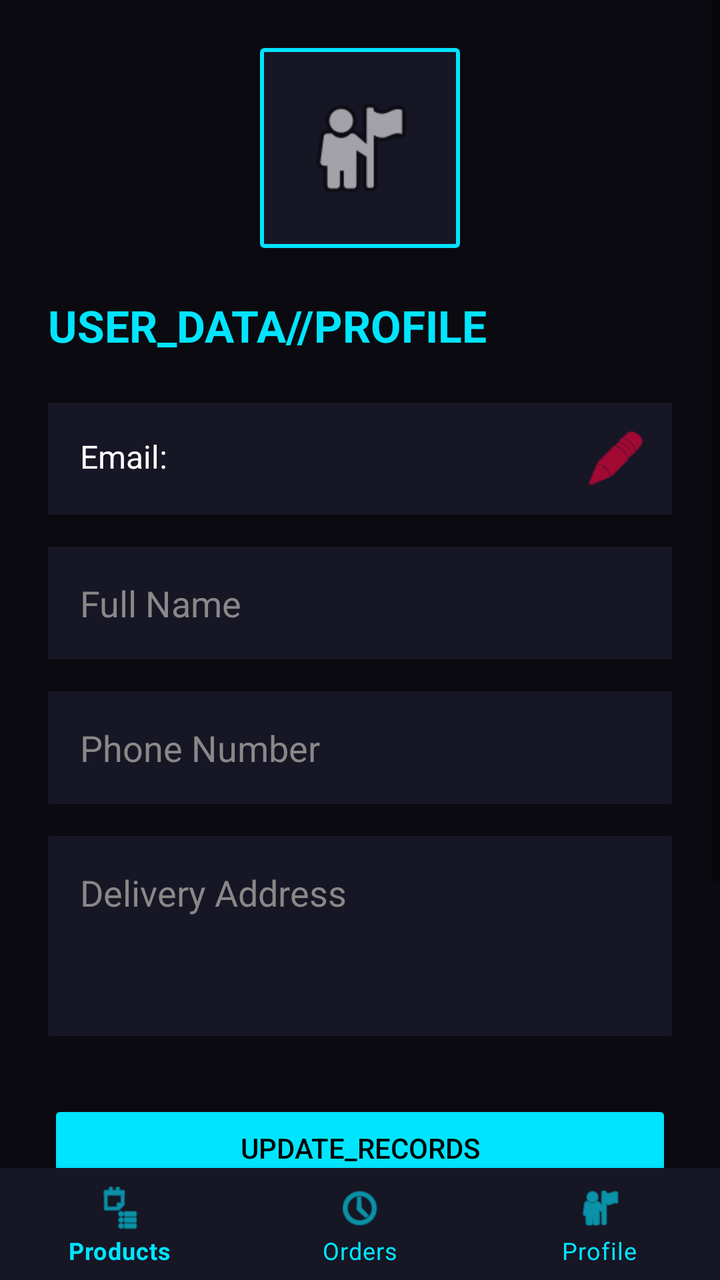
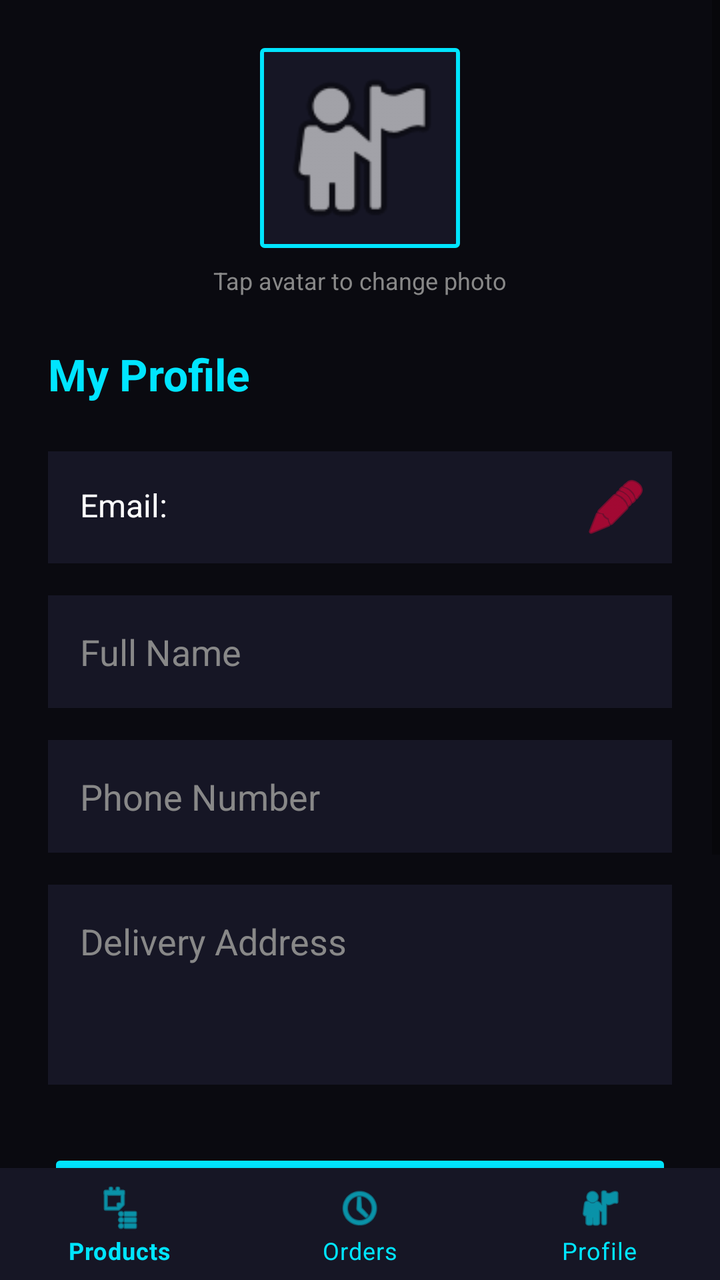

The first picture is an Android layout as it rendered before a commit; the second is the same layout after the commit. The layout source and the unified diff follow.
<!-- AndroidManifest.xml: application theme Theme.PrintXpress -->
<!-- res/layout/activity_profile.xml -->
<?xml version="1.0" encoding="utf-8"?>
<RelativeLayout xmlns:android="http://schemas.android.com/apk/res/android"
    xmlns:app="http://schemas.android.com/apk/res-auto"
    android:layout_width="match_parent"
    android:layout_height="match_parent"
    android:background="#0A0A10">

    <ScrollView
        android:layout_width="match_parent"
        android:layout_height="match_parent"
        android:layout_above="@+id/bottomNavigationView">

        <LinearLayout
            android:layout_width="match_parent"
            android:layout_height="wrap_content"
            android:orientation="vertical"
            android:padding="24dp"
            android:gravity="center_horizontal">

            
            <ImageView
                android:layout_width="100dp"
                android:layout_height="100dp"
                android:src="@android:drawable/ic_menu_myplaces"
                android:background="@drawable/cyber_card_bg"
                android:padding="20dp"
                android:layout_marginBottom="24dp"/>

            <TextView
                android:layout_width="match_parent"
                android:layout_height="wrap_content"
                android:text="USER_DATA//PROFILE"
                android:textSize="22sp"
                android:textStyle="bold"
                android:textColor="#00E5FF"
                android:layout_marginBottom="24dp"/>

            
            <LinearLayout
                android:layout_width="match_parent"
                android:layout_height="wrap_content"
                android:orientation="horizontal"
                android:layout_marginBottom="16dp"
                android:background="#161625"
                android:padding="4dp">

                <TextView
                    android:id="@+id/tvEmail"
                    android:layout_width="0dp"
                    android:layout_weight="1"
                    android:layout_height="wrap_content"
                    android:text="Email: "
                    android:textSize="16sp"
                    android:textColor="#FFFFFF"
                    android:padding="12dp" />

                <ImageButton
                    android:id="@+id/btnEditEmail"
                    android:layout_width="48dp"
                    android:layout_height="48dp"
                    android:src="@android:drawable/ic_menu_edit"
                    android:background="?attr/selectableItemBackground"
                    app:tint="#FF003C" />
            </LinearLayout>

            <EditText
                android:id="@+id/etName"
                android:layout_width="match_parent"
                android:layout_height="wrap_content"
                android:hint="Full Name"
                android:textColor="#FFFFFF"
                android:textColorHint="#888888"
                android:inputType="textPersonName"
                android:padding="16dp"
                android:background="#161625"
                android:layout_marginBottom="16dp"/>

            <EditText
                android:id="@+id/etPhone"
                android:layout_width="match_parent"
                android:layout_height="wrap_content"
                android:hint="Phone Number"
                android:textColor="#FFFFFF"
                android:textColorHint="#888888"
                android:inputType="phone"
                android:padding="16dp"
                android:background="#161625"
                android:layout_marginBottom="16dp"/>

            <EditText
                android:id="@+id/etAddress"
                android:layout_width="match_parent"
                android:layout_height="100dp"
                android:hint="Delivery Address"
                android:textColor="#FFFFFF"
                android:textColorHint="#888888"
                android:gravity="top|left"
                android:inputType="textMultiLine"
                android:padding="16dp"
                android:background="#161625"
                android:layout_marginBottom="32dp"/>

            <androidx.appcompat.widget.AppCompatButton
                android:id="@+id/btnSaveProfile"
                android:layout_width="match_parent"
                android:layout_height="wrap_content"
                android:text="UPDATE_RECORDS"
                android:textColor="#000000"
                android:padding="12dp"
                android:backgroundTint="#00E5FF"
                android:layout_marginBottom="16dp"/>

            <androidx.appcompat.widget.AppCompatButton
                android:id="@+id/btnViewSavedDesigns"
                android:layout_width="match_parent"
                android:layout_height="wrap_content"
                android:text="VIEW_SAVED_DESIGNS"
                android:textColor="#FFFFFF"
                android:padding="12dp"
                android:backgroundTint="#9D00FF"
                android:layout_marginBottom="16dp"/>

            <androidx.appcompat.widget.AppCompatButton
                android:id="@+id/btnLogout"
                android:layout_width="match_parent"
                android:layout_height="wrap_content"
                android:text="TERMINATE_SESSION"
                android:textColor="#FFFFFF"
                android:padding="12dp"
                android:backgroundTint="#FF003C"
                android:layout_marginBottom="24dp"/>

        </LinearLayout>
    </ScrollView>

    <com.google.android.material.bottomnavigation.BottomNavigationView
        android:id="@+id/bottomNavigationView"
        android:layout_width="match_parent"
        android:layout_height="wrap_content"
        android:layout_alignParentBottom="true"
        android:background="#161625"
        app:itemIconTint="#00E5FF"
        app:itemTextColor="#00E5FF"
        app:menu="@menu/bottom_nav_menu" />

</RelativeLayout>
<!-- resources referenced by this layout -->
<resources>
  <!-- drawable cyber_card_bg (drawable) -->
  <?xml version="1.0" encoding="utf-8"?>
  <shape xmlns:android="http://schemas.android.com/apk/res/android"
      android:shape="rectangle">
      <solid android:color="#161625"/> 
      <stroke android:width="2dp" android:color="#00E5FF"/> 
      <corners android:radius="4px"/> 
  </shape>
  <style name="Theme.PrintXpress" parent="Base.Theme.PrintXpress" />
  <style name="Base.Theme.PrintXpress" parent="Theme.MaterialComponents.DayNight.NoActionBar">
          
          <item name="colorPrimary">@color/cyber_cyan</item>
          <item name="colorPrimaryVariant">@color/cyber_purple</item>
          <item name="colorOnPrimary">@color/white</item>
          <item name="colorSecondary">@color/cyber_pink</item>
  
          
          <item name="android:windowBackground">@color/cyber_light_bg</item>
          <item name="colorSurface">@color/cyber_card_light</item>
          <item name="android:textColor">@color/black</item>
      </style>
  <color name="cyber_cyan">#00E5FF</color>
  <color name="cyber_purple">#9D00FF</color>
  <color name="white">#FFFFFFFF</color>
  <color name="cyber_pink">#FF003C</color>
  <color name="cyber_light_bg">#F4F4FA</color>
  <color name="cyber_card_light">#FFFFFF</color>
  <color name="black">#FF000000</color>
</resources>

<!-- the commit's change to res/layout/activity_profile.xml (unified diff, before → after) -->
@@ -19,17 +19,27 @@
 
             
             <ImageView
+                android:id="@+id/ivProfilePic"
                 android:layout_width="100dp"
                 android:layout_height="100dp"
                 android:src="@android:drawable/ic_menu_myplaces"
                 android:background="@drawable/cyber_card_bg"
-                android:padding="20dp"
+                android:scaleType="centerCrop"
+                android:padding="4dp"
+                android:layout_marginBottom="8dp"/>
+
+            <TextView
+                android:layout_width="wrap_content"
+                android:layout_height="wrap_content"
+                android:text="Tap avatar to change photo"
+                android:textColor="#888888"
+                android:textSize="12sp"
                 android:layout_marginBottom="24dp"/>
 
             <TextView
                 android:layout_width="match_parent"
                 android:layout_height="wrap_content"
-                android:text="USER_DATA//PROFILE"
+                android:text="My Profile"
                 android:textSize="22sp"
                 android:textStyle="bold"
                 android:textColor="#00E5FF"
@@ -104,31 +114,34 @@
                 android:id="@+id/btnSaveProfile"
                 android:layout_width="match_parent"
                 android:layout_height="wrap_content"
-                android:text="UPDATE_RECORDS"
+                android:text="Save Profile"
                 android:textColor="#000000"
                 android:padding="12dp"
                 android:backgroundTint="#00E5FF"
-                android:layout_marginBottom="16dp"/>
+                android:layout_marginBottom="16dp"
+                android:textStyle="bold"/>
 
             <androidx.appcompat.widget.AppCompatButton
                 android:id="@+id/btnViewSavedDesigns"
                 android:layout_width="match_parent"
                 android:layout_height="wrap_content"
-                android:text="VIEW_SAVED_DESIGNS"
+                android:text="View Saved Designs"
                 android:textColor="#FFFFFF"
                 android:padding="12dp"
                 android:backgroundTint="#9D00FF"
-                android:layout_marginBottom="16dp"/>
+                android:layout_marginBottom="16dp"
+                android:textStyle="bold"/>
 
             <androidx.appcompat.widget.AppCompatButton
                 android:id="@+id/btnLogout"
                 android:layout_width="match_parent"
                 android:layout_height="wrap_content"
-                android:text="TERMINATE_SESSION"
+                android:text="Logout"
                 android:textColor="#FFFFFF"
                 android:padding="12dp"
                 android:backgroundTint="#FF003C"
-                android:layout_marginBottom="24dp"/>
+                android:layout_marginBottom="24dp"
+                android:textStyle="bold"/>
 
         </LinearLayout>
     </ScrollView>
